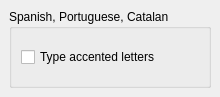
Qt form src/languageui.ui (KDE/khangman) before a commit.
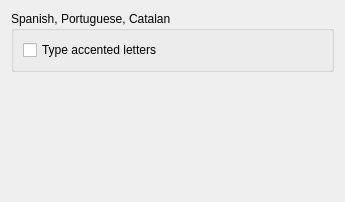
The same form after that commit.

Commit message: change layout a bit

Patch:
```diff
--- a/src/languageui.ui
+++ b/src/languageui.ui
@@ -5,56 +5,20 @@
    <rect>
     <x>0</x>
     <y>0</y>
-    <width>220</width>
-    <height>97</height>
+    <width>345</width>
+    <height>202</height>
    </rect>
   </property>
   <property name="toolTip" >
    <string>Here you can choose special settings for some languages.</string>
   </property>
   <layout class="QGridLayout" >
-   <property name="leftMargin" >
-    <number>9</number>
-   </property>
-   <property name="topMargin" >
-    <number>9</number>
-   </property>
-   <property name="rightMargin" >
-    <number>9</number>
-   </property>
-   <property name="bottomMargin" >
-    <number>9</number>
-   </property>
-   <property name="horizontalSpacing" >
-    <number>6</number>
-   </property>
-   <property name="verticalSpacing" >
-    <number>6</number>
-   </property>
    <item row="1" column="0" >
     <widget class="QGroupBox" name="groupBox_2" >
      <property name="title" >
       <string>Spanish, Portuguese, Catalan</string>
      </property>
      <layout class="QGridLayout" >
-      <property name="leftMargin" >
-       <number>9</number>
-      </property>
-      <property name="topMargin" >
-       <number>9</number>
-      </property>
-      <property name="rightMargin" >
-       <number>9</number>
-      </property>
-      <property name="bottomMargin" >
-       <number>9</number>
-      </property>
-      <property name="horizontalSpacing" >
-       <number>6</number>
-      </property>
-      <property name="verticalSpacing" >
-       <number>6</number>
-      </property>
       <item row="0" column="0" >
        <widget class="QCheckBox" name="kcfg_AccentedLetters" >
         <property name="toolTip" >
@@ -72,6 +36,19 @@
      </layout>
     </widget>
    </item>
+   <item row="2" column="0" >
+    <spacer>
+     <property name="orientation" >
+      <enum>Qt::Vertical</enum>
+     </property>
+     <property name="sizeHint" >
+      <size>
+       <width>20</width>
+       <height>40</height>
+      </size>
+     </property>
+    </spacer>
+   </item>
   </layout>
  </widget>
  <resources/>
```
The commit also changes 2 other files.
